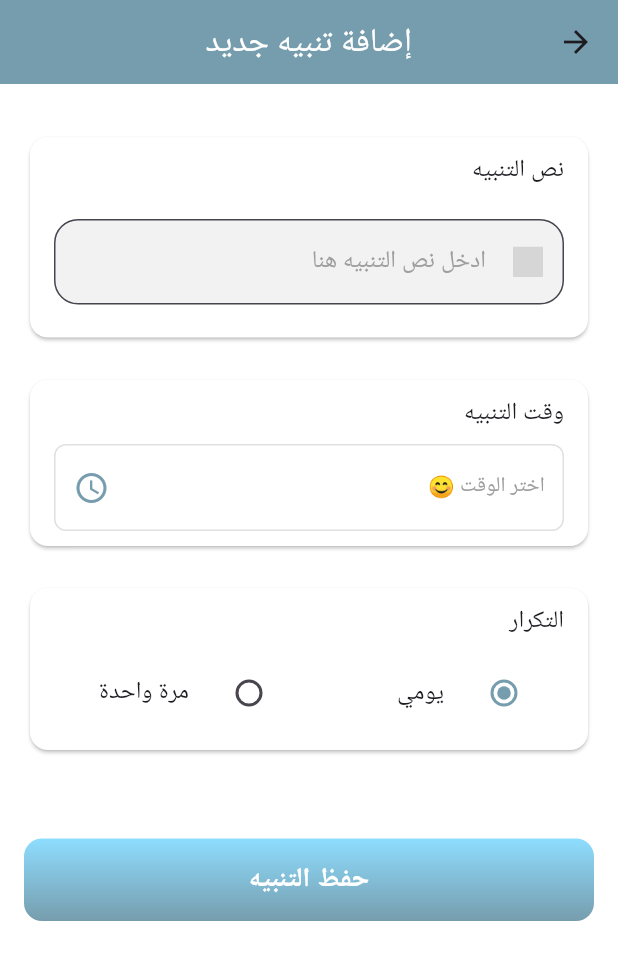
After one commit to MohammadAbuZuz/HealthAi, a Flutter app: the NotificationsScreen screen opened directly, on a phone screen of 412 x 824 dp. The commit adds this screen. Shown: the top 960 px of the screen. Run offline on Flutter 3.47's test engine with Material 3 defaults, Android fonts, the phone set to English and light mode, and no system bars; our stand-ins replace cached_network_image, flutter_svg, image_picker, lottie, shared_preferences; accounts and stored records are empty; project files that could hold a hidden picture were left out; grey boxes are pictures that could not be loaded.

Commit message:
add mohammed al srabasy

```diff
--- a/lib/Setting/settings_item.dart
+++ b/lib/features/Setting/settings_item.dart
@@ -1,6 +1,5 @@
 import 'package:flutter/material.dart';
-
-import 'settings_theme.dart';
+import 'package:healthai/features/Setting/settings_theme.dart';
 
 //مكون لعنصر الإعداد الفردي
 class SettingsItem extends StatelessWidget {
--- a/lib/Setting/settings_page.dart
+++ b/lib/features/Setting/settings_page.dart
@@ -1,7 +1,7 @@
 import 'package:flutter/material.dart';
-import 'package:healthai/Setting/settings_item.dart';
+import 'package:healthai/features/Setting/settings_item.dart';
+import 'package:healthai/features/Setting/settings_section.dart';
 
-import 'settings_section.dart';
 
 //الصفحة الرئيسية للإعدادات
 class SettingsPage extends StatelessWidget {
@@ -10,6 +10,7 @@ class SettingsPage extends StatelessWidget {
   @override
   Widget build(BuildContext context) {
     return Scaffold(
+      backgroundColor: Colors.white,
       appBar: AppBar(
         title: const Text(
           'HealthAI',
--- a/lib/Setting/settings_theme.dart
+++ b/lib/features/Setting/settings_theme.dart
@@ -32,8 +32,8 @@ class SettingsTheme {
     boxShadow: [
       BoxShadow(
         color: Color(0x11000000),
-        spreadRadius: 1,
-        blurRadius: 4,
+        spreadRadius: 4,
+        blurRadius: 7,
         offset: Offset(0, 2),
       ),
     ],
--- /dev/null
+++ b/lib/features/notifications/data/models/notification_model.dart
@@ -0,0 +1,30 @@
+// features/notifications/data/models/notification_model.dart
+import 'package:flutter/material.dart';
+
+class NotificationModel {
+  final String id;
+  final String text;
+  final TimeOfDay time;
+  final bool isDaily;
+
+  NotificationModel({
+    required this.id,
+    required this.text,
+    required this.time,
+    required this.isDaily,
+  });
+
+  NotificationModel copyWith({
+    String? id,
+    String? text,
+    TimeOfDay? time,
+    bool? isDaily,
+  }) {
+    return NotificationModel(
+      id: id ?? this.id,
+      text: text ?? this.text,
+      time: time ?? this.time,
+      isDaily: isDaily ?? this.isDaily,
+    );
+  }
+}
--- a/lib/features/notifications/notifications_screen.dart
+++ b/lib/features/notifications/notifications_screen.dart
@@ -1,10 +1,34 @@
+// features/notifications/presentation/notifications_screen.dart
 import 'package:flutter/material.dart';
+import 'package:healthai/features/notifications/presentation/widgets/notification_form.dart';
+import 'package:healthai/features/notifications/provider/notification_provider.dart';
+import 'package:provider/provider.dart';
 
 class NotificationsScreen extends StatelessWidget {
   const NotificationsScreen({super.key});
 
   @override
   Widget build(BuildContext context) {
-    return Scaffold();
+    return Scaffold(
+      backgroundColor: Colors.white,
+      appBar: AppBar(
+        title: const Text(
+          'إضافة تنبيه جديد',
+          style: TextStyle(color: Colors.white),
+        ),
+        centerTitle: true,
+        backgroundColor: const Color(0xFF769DAD),
+      ),
+      body: SingleChildScrollView(
+        child: Padding(
+          padding: const EdgeInsets.all(16.0),
+          child: Consumer<NotificationProvider>(
+            builder: (context, provider, child) {
+              return NotificationForm(onSave: provider.addNotification);
+            },
+          ),
+        ),
+      ),
+    );
   }
 }
--- /dev/null
+++ b/lib/features/notifications/presentation/widgets/notification_form.dart
@@ -0,0 +1,125 @@
+// features/notifications/presentation/widgets/notification_form.dart
+import 'package:flutter/material.dart';
+import 'package:healthai/core/widget/custom_button.dart';
+import 'package:healthai/features/notifications/presentation/widgets/time_picker_button.dart';
+
+import '../../data/models/notification_model.dart';
+import 'notification_text_field.dart';
+
+class NotificationForm extends StatefulWidget {
+  final Function(NotificationModel) onSave;
+
+  const NotificationForm({super.key, required this.onSave});
+
+  @override
+  State<NotificationForm> createState() => _NotificationFormState();
+}
+
+class _NotificationFormState extends State<NotificationForm> {
+  final TextEditingController _textController = TextEditingController();
+  TimeOfDay? _selectedTime;
+  bool _isDaily = true;
+
+  void _saveNotification() {
+    if (_textController.text.isEmpty || _selectedTime == null) {
+      ScaffoldMessenger.of(
+        context,
+      ).showSnackBar(const SnackBar(content: Text('يرجى ملء جميع الحقول')));
+      return;
+    }
+
+    final notification = NotificationModel(
+      id: DateTime.now().millisecondsSinceEpoch.toString(),
+      text: _textController.text,
+      time: _selectedTime!,
+      isDaily: _isDaily,
+    );
+
+    widget.onSave(notification);
+
+    // إعادة تعيين النموذج
+    _textController.clear();
+    setState(() {
+      _selectedTime = null;
+      _isDaily = true;
+    });
+
+    ScaffoldMessenger.of(
+      context,
+    ).showSnackBar(const SnackBar(content: Text('تم حفظ التنبيه بنجاح')));
+  }
+
+  @override
+  Widget build(BuildContext context) {
+    return Column(
+      children: [
+        SizedBox(height: 15),
+        NotificationTextField(
+          label: 'نص التنبيه',
+          hintText: 'ادخل نص التنبيه هنا',
+          controller: _textController,
+        ),
+        const SizedBox(height: 20),
+        TimePickerButton(
+          initialTime: _selectedTime,
+          onTimeSelected: (time) {
+            setState(() {
+              _selectedTime = time;
+            });
+          },
+          label: 'وقت التنبيه',
+        ),
+        const SizedBox(height: 20),
+        Card(
+          color: Colors.white,
+          child: Padding(
+            padding: const EdgeInsets.symmetric(horizontal: 16, vertical: 10),
+            child: Column(
+              crossAxisAlignment: CrossAxisAlignment.start,
+              children: [
+                Text('التكرار', style: Theme.of(context).textTheme.titleMedium),
+                const SizedBox(height: 8),
+                Row(
+                  children: [
+                    Expanded(
+                      child: ListTile(
+                        title: const Text('يومي'),
+                        leading: Radio<bool>(
+                          value: true,
+                          groupValue: _isDaily,
+                          onChanged: (value) {
+                            setState(() {
+                              _isDaily = value!;
+                            });
+                          },
+                          activeColor: const Color(0xFF769DAD),
+                        ),
+                      ),
+                    ),
+                    Expanded(
+                      child: ListTile(
+                        title: const Text('مرة واحدة'),
+                        leading: Radio<bool>(
+                          value: false,
+                          groupValue: _isDaily,
+                          onChanged: (value) {
+                            setState(() {
+                              _isDaily = value!;
+                            });
+                          },
+                          activeColor: const Color(0xFF769DAD),
+                        ),
+                      ),
+                    ),
+                  ],
+                ),
+              ],
+            ),
+          ),
+        ),
+        const SizedBox(height: 30),
+        CustomButton(text: 'حفظ التنبيه', onPressed: _saveNotification),
+      ],
+    );
+  }
+}
--- /dev/null
+++ b/lib/features/notifications/presentation/widgets/notification_text_field.dart
@@ -0,0 +1,41 @@
+// features/notifications/presentation/widgets/notification_text_field.dart
+import 'package:flutter/material.dart';
+import 'package:healthai/core/widget/custom_text_field.dart';
+
+class NotificationTextField extends StatelessWidget {
+  final String label;
+  final String hintText;
+  final TextEditingController controller;
+  final bool obscureText;
+
+  const NotificationTextField({
+    super.key,
+    required this.label,
+    required this.hintText,
+    required this.controller,
+    this.obscureText = false,
+  });
+
+  @override
+  Widget build(BuildContext context) {
+    return Card(
+      color: Colors.white,
+      child: Padding(
+        padding: const EdgeInsets.symmetric(horizontal: 16, vertical: 10),
+        child: Column(
+          crossAxisAlignment: CrossAxisAlignment.start,
+          children: [
+            Text(label, style: Theme.of(context).textTheme.titleMedium),
+            const SizedBox(height: 8),
+            CustomTextField(
+              controller: controller,
+              obscureText: obscureText,
+              hintText: hintText,
+              iconPath: '',
+            ),
+          ],
+        ),
+      ),
+    );
+  }
+}
--- /dev/null
+++ b/lib/features/notifications/presentation/widgets/time_picker_button.dart
@@ -0,0 +1,96 @@
+// features/notifications/presentation/widgets/time_picker_button.dart
+import 'package:flutter/material.dart';
+
+class TimePickerButton extends StatefulWidget {
+  final TimeOfDay? initialTime;
+  final ValueChanged<TimeOfDay> onTimeSelected;
+  final String label;
+
+  const TimePickerButton({
+    super.key,
+    this.initialTime,
+    required this.onTimeSelected,
+    required this.label,
+  });
+
+  @override
+  State<TimePickerButton> createState() => _TimePickerButtonState();
+}
+
+class _TimePickerButtonState extends State<TimePickerButton> {
+  TimeOfDay? _selectedTime;
+
+  @override
+  void initState() {
+    super.initState();
+    _selectedTime = widget.initialTime;
+  }
+
+  Future<void> _selectTime(BuildContext context) async {
+    final TimeOfDay? picked = await showTimePicker(
+      context: context,
+      initialTime: _selectedTime ?? TimeOfDay.now(),
+      builder: (BuildContext context, Widget? child) {
+        return Theme(
+          data: ThemeData.light().copyWith(
+            colorScheme: const ColorScheme.light(primary: Color(0xFF769DAD)),
+          ),
+          child: child!,
+        );
+      },
+    );
+
+    if (picked != null && picked != _selectedTime) {
+      setState(() {
+        _selectedTime = picked;
+      });
+      widget.onTimeSelected(picked);
+    }
+  }
+
+  @override
+  Widget build(BuildContext context) {
+    return Card(
+      color: Colors.white,
+      child: Padding(
+        padding: const EdgeInsets.symmetric(horizontal: 16, vertical: 10),
+        child: Column(
+          crossAxisAlignment: CrossAxisAlignment.start,
+          children: [
+            Text(widget.label, style: Theme.of(context).textTheme.titleMedium),
+            const SizedBox(height: 8),
+            InkWell(
+              onTap: () => _selectTime(context),
+              child: Container(
+                padding: const EdgeInsets.symmetric(
+                  vertical: 16,
+                  horizontal: 12,
+                ),
+                decoration: BoxDecoration(
+                  border: Border.all(color: Colors.grey.shade300),
+                  borderRadius: BorderRadius.circular(8),
+                ),
+                child: Row(
+                  mainAxisAlignment: MainAxisAlignment.spaceBetween,
+                  children: [
+                    Text(
+                      _selectedTime != null
+                          ? _selectedTime!.format(context)
+                          : 'اختر الوقت 😊',
+                      style: TextStyle(
+                        color: _selectedTime != null
+                            ? Colors.black
+                            : Colors.grey,
+                      ),
+                    ),
+                    const Icon(Icons.access_time, color: Color(0xFF769DAD)),
+                  ],
+                ),
+              ),
+            ),
+          ],
+        ),
+      ),
+    );
+  }
+}
--- /dev/null
+++ b/lib/features/notifications/provider/notification_provider.dart
@@ -0,0 +1,19 @@
+import 'package:flutter/material.dart';
+import 'package:healthai/features/notifications/data/models/notification_model.dart';
+
+class NotificationProvider with ChangeNotifier {
+  final List<NotificationModel> _notifications = [];
+
+  List<NotificationModel> get notifications => _notifications;
+
+  void addNotification(NotificationModel notification) {
+    _notifications.add(notification);
+    notifyListeners();
+    // هنا يمكن إضافة حفظ البيانات في التخزين المحلي
+  }
+
+  void removeNotification(String id) {
+    _notifications.removeWhere((notification) => notification.id == id);
+    notifyListeners();
+  }
+}
--- a/lib/features/pageView/splash_screen.dart
+++ b/lib/features/pageView/splash_screen.dart
@@ -170,7 +170,7 @@ class _SplashScreenState extends State<SplashScreen> {
                               );
                             },
                             child: const Text(
-                              "Skip",
+                              "تخطي",
                               style: TextStyle(
                                 color: Color(0xFF769DAD),
                                 fontSize: 16,
@@ -214,8 +214,8 @@ class _SplashScreenState extends State<SplashScreen> {
                           ),
                           child: Text(
                             currentPage < splashData.length - 1
-                                ? "Next"
-                                : "Get Started",
+                                ? "التالي"
+                                : "ابدا الان",
                             style: const TextStyle(
                               fontSize: 18,
                               fontWeight: FontWeight.w600,
--- a/lib/res/assets_res.dart
+++ b/lib/res/assets_res.dart
@@ -12,8 +12,7 @@ class AssetsRes {
   static const String ARTICLES = 'assets/images/articles.svg';
   static const String BANDAGE = 'assets/images/bandage.svg';
   static const String DUMBBELL = 'assets/images/dumbbell.svg';
-  static const String MEDICAL_CONSULTATION =
-      'assets/images/medical_consultation.svg';
+  static const String MEDICAL_CONSULTATION = 'assets/images/medical_consultation.svg';
   static const String NOTIFICATION = 'assets/images/notification.svg';
   static const String PROFILE2 = 'assets/images/profile2.svg';
   static const String THERMOMETER = 'assets/images/thermometer.svg';
--- a/pubspec.yaml
+++ b/pubspec.yaml
@@ -22,6 +22,7 @@ dependencies:
   firebase_storage: ^13.0.0
   cached_network_image: ^3.4.1
   collection: ^1.19.1
+  provider: ^6.1.5+1
 
 dev_dependencies:
   flutter_test:
```
Also changed, not shown: lib/features/profile/edit_profile_screen.dart (+11 -15 lines), lib/features/profile/profile_screen.dart (+95 -47 lines), lib/main.dart (+12 -3 lines), lib/features/Setting/settings_section.dart (renamed from lib/Setting/settings_section.dart), pubspec.lock.
